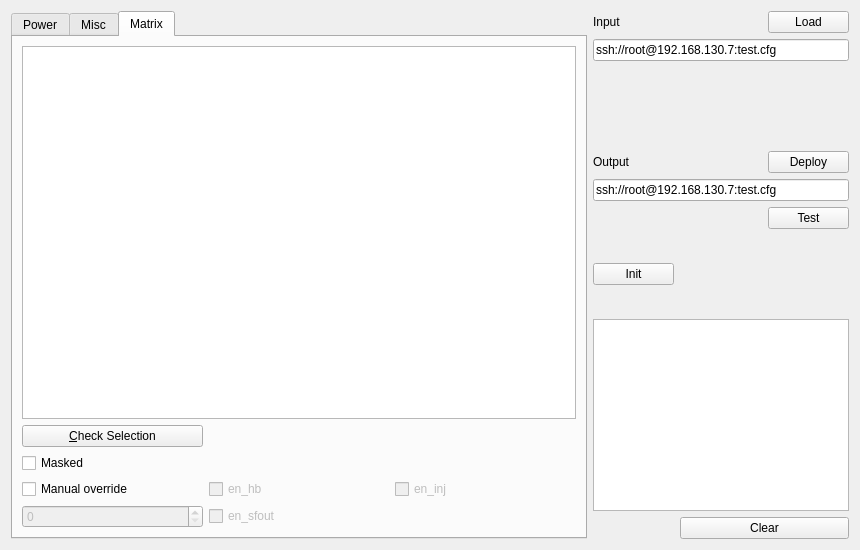
First picture: the form in user/mpw3_gui/configcreator.ui, repository hephy-dd/eudaq-1, before the edit.
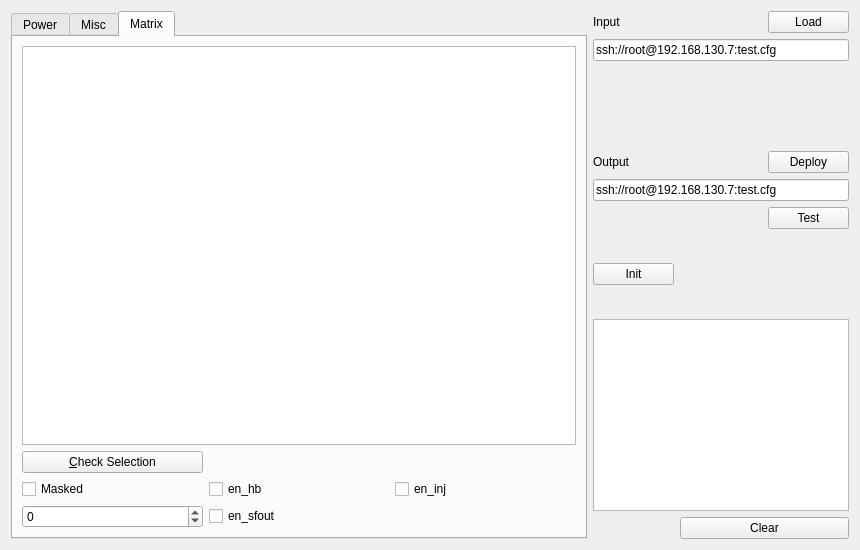
Second picture: the form after the edit.

Commit message:
ConfigCreatorView: got rid of manual override cb
not necessary to be honest, printing -1 for default trimdac value
instead of disabling spinbox
also updated a view tooltips of checkboxes

The edit to the form file:
```diff
--- a/user/mpw3_gui/configcreator.ui
+++ b/user/mpw3_gui/configcreator.ui
@@ -166,7 +166,11 @@
            <item row="3" column="2">
             <widget class="QCheckBox" name="cbInj">
              <property name="enabled">
-              <bool>false</bool>
+              <bool>true</bool>
+             </property>
+             <property name="toolTip">
+              <string>enable injection
+default = false</string>
              </property>
              <property name="text">
               <string>en_inj</string>
@@ -176,31 +180,32 @@
            <item row="0" column="0" colspan="3">
             <widget class="QTableView" name="tvMatrix"/>
            </item>
-           <item row="3" column="0">
-            <widget class="QCheckBox" name="cbManOverride">
-             <property name="text">
-              <string>Manual override</string>
-             </property>
-            </widget>
-           </item>
            <item row="4" column="0">
             <widget class="QSpinBox" name="sbTdac">
              <property name="enabled">
-              <bool>false</bool>
+              <bool>true</bool>
              </property>
-            </widget>
-           </item>
-           <item row="2" column="0">
-            <widget class="QCheckBox" name="cbMasked">
-             <property name="text">
-              <string>Masked</string>
+             <property name="toolTip">
+              <string>Select TrimDac Value (4bit)
+-1 means value should be read from calibration file
+default = -1</string>
+             </property>
+             <property name="minimum">
+              <number>-1</number>
+             </property>
+             <property name="maximum">
+              <number>15</number>
              </property>
             </widget>
            </item>
            <item row="4" column="1">
             <widget class="QCheckBox" name="cbSfout">
              <property name="enabled">
-              <bool>false</bool>
+              <bool>true</bool>
+             </property>
+             <property name="toolTip">
+              <string>enable SFout
+default = false</string>
              </property>
              <property name="text">
               <string>en_sfout</string>
@@ -210,7 +215,11 @@
            <item row="3" column="1">
             <widget class="QCheckBox" name="cbHb">
              <property name="enabled">
-              <bool>false</bool>
+              <bool>true</bool>
+             </property>
+             <property name="toolTip">
+              <string>enable hitbus
+default = false</string>
              </property>
              <property name="text">
               <string>en_hb</string>
@@ -224,6 +233,17 @@
              </property>
             </widget>
            </item>
+           <item row="3" column="0">
+            <widget class="QCheckBox" name="cbMasked">
+             <property name="toolTip">
+              <string>Mask the pixel
+default = false</string>
+             </property>
+             <property name="text">
+              <string>Masked</string>
+             </property>
+            </widget>
+           </item>
           </layout>
          </item>
         </layout>
```
The commit also changes 2 other files.
